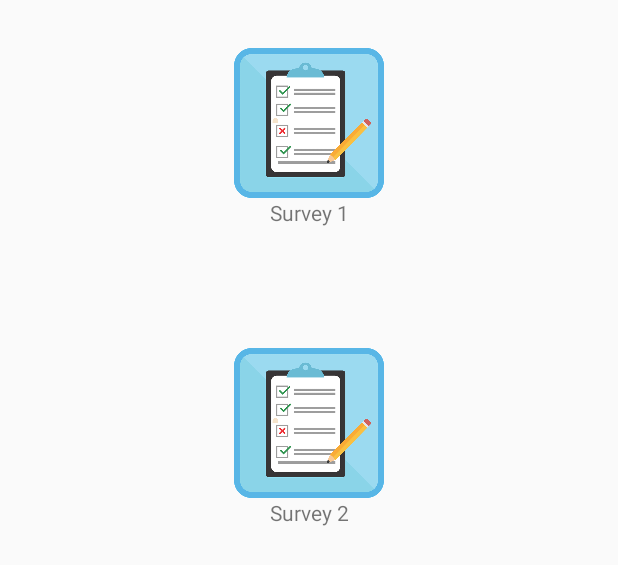
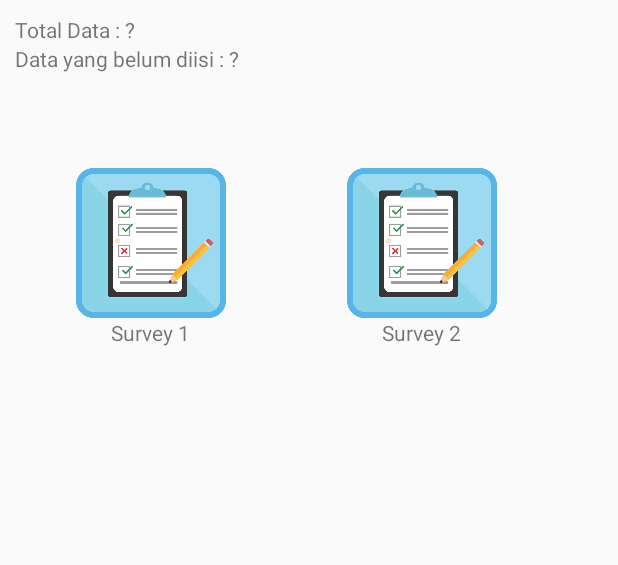
Before and after one commit to joruriadachi/SurveyAndroid, an Android app: the layout activity_home.xml on its own in the app's theme, with its tools: preview values and no code run, on a phone screen of 412 x 824 dp. Shown: the top 565 px of the screen. Run offline under Robolectric (Android 15) with nearby library versions, the phone set to English and light mode, and no system bars.

```diff
--- a/app/src/main/java/com/project/untag/survey1/API/Global.java
+++ b/app/src/main/java/com/project/untag/survey1/API/Global.java
@@ -8,7 +8,7 @@ import org.json.JSONObject;
  */
 
 public class Global {
-    public static final String BASE_URL = "http://192.168.43.107/SurveyAPI/";
+    public static final String BASE_URL = "http://192.168.43.224/SurveyAPI/";
     public static final String JSON_META = "Meta";
     public static final String PARAM_MESSAGE_CODE = "Code";
     public static final String JSON_MESSAGE = "Message";
@@ -19,6 +19,7 @@ public class Global {
     public static final String ADD_NEW_SURVEY = BASE_URL+"/survey/savenewsurvey";
     public static final String GET_DATA_SURVEY = BASE_URL+"/survey/getdatasurvey";
     public static final String GET_DATA_WILAYAH = BASE_URL+"/survey/getwilayah";
+    public static final String GET_TOTAL_DATA = BASE_URL+"/survey/gettotalwilayah";
 
 
     public static boolean isResponseSuccess(JSONObject jsonResponse) {
--- a/app/src/main/res/layout/activity_home.xml
+++ b/app/src/main/res/layout/activity_home.xml
@@ -9,11 +9,49 @@
     <LinearLayout
         android:layout_width="match_parent"
         android:layout_height="wrap_content"
+        android:layout_marginEnd="10dp"
+        android:layout_marginStart="10dp"
+        android:layout_marginTop="10dp"
+        android:orientation="vertical"
+        app:layout_constraintEnd_toEndOf="parent"
+        app:layout_constraintStart_toStartOf="parent"
+        app:layout_constraintTop_toTopOf="parent">
+
+        <TextView
+            android:id="@+id/tvTotal"
+            android:layout_width="match_parent"
+            android:layout_height="wrap_content"
+            android:text="Total Data : ?" />
+
+        <TextView
+            android:id="@+id/tvTotalIsi"
+            android:layout_width="match_parent"
+            android:layout_height="wrap_content"
+            android:text="Data yang belum diisi : ?" />
+    </LinearLayout>
+
+    <LinearLayout
+        android:layout_width="match_parent"
+        android:layout_height="match_parent"
+        android:layout_marginBottom="1dp"
         android:layout_marginEnd="8dp"
         android:layout_marginStart="8dp"
+        android:layout_marginTop="80dp"
+        android:orientation="horizontal"
+        app:layout_constraintBottom_toBottomOf="parent"
+        app:layout_constraintEnd_toEndOf="parent"
+        app:layout_constraintStart_toStartOf="parent"
+        app:layout_constraintTop_toTopOf="parent">
+
+        <LinearLayout
+            android:layout_width="185dp"
+            android:layout_height="wrap_content"
+            android:gravity="center"
             android:orientation="vertical"
             app:layout_constraintEnd_toEndOf="parent"
-        app:layout_constraintStart_toStartOf="parent">
+            app:layout_constraintHorizontal_bias="0.0"
+            app:layout_constraintStart_toStartOf="parent"
+            tools:layout_editor_absoluteY="171dp">
 
             <ImageView
                 android:id="@+id/imgSurvey1"
@@ -25,26 +63,25 @@
 
             <TextView
                 android:id="@+id/textView"
-            android:layout_width="match_parent"
+                android:layout_width="wrap_content"
                 android:layout_height="wrap_content"
                 android:gravity="center"
                 android:text="Survey 1" />
         </LinearLayout>
 
         <LinearLayout
-        android:layout_width="match_parent"
+            android:layout_width="wrap_content"
             android:layout_height="wrap_content"
-        android:layout_marginEnd="8dp"
-        android:layout_marginStart="8dp"
-        android:layout_marginTop="200dp"
+            android:gravity="center"
             android:orientation="vertical"
             app:layout_constraintEnd_toEndOf="parent"
+            app:layout_constraintHorizontal_bias="0.0"
             app:layout_constraintStart_toStartOf="parent"
             app:layout_constraintTop_toTopOf="parent">
 
             <ImageView
                 android:id="@+id/imgSurvey2"
-            android:layout_width="match_parent"
+                android:layout_width="176dp"
                 android:layout_height="100dp"
                 android:layout_marginTop="32dp"
                 app:layout_constraintTop_toTopOf="parent"
@@ -52,10 +89,12 @@
 
             <TextView
                 android:id="@+id/textView45"
-            android:layout_width="match_parent"
+                android:layout_width="wrap_content"
                 android:layout_height="wrap_content"
                 android:gravity="center"
                 android:text="Survey 2" />
         </LinearLayout>
 
+    </LinearLayout>
+
 </android.support.constraint.ConstraintLayout>
--- a/app/src/main/res/layout/activity_main.xml
+++ b/app/src/main/res/layout/activity_main.xml
@@ -250,7 +250,8 @@
         <LinearLayout
             android:layout_width="match_parent"
             android:layout_height="match_parent"
-            android:orientation="horizontal">
+            android:orientation="horizontal"
+            android:visibility="gone">
 
             <android.support.design.widget.TextInputLayout
                 android:layout_width="match_parent"
```
Also changed, not shown: app/src/main/java/com/project/untag/survey1/HomeActivity.java (+66 -0 lines), app/src/main/java/com/project/untag/survey1/MainActivity.java (+24 -4 lines). Lines whose indentation alone changed are shown as unchanged.
